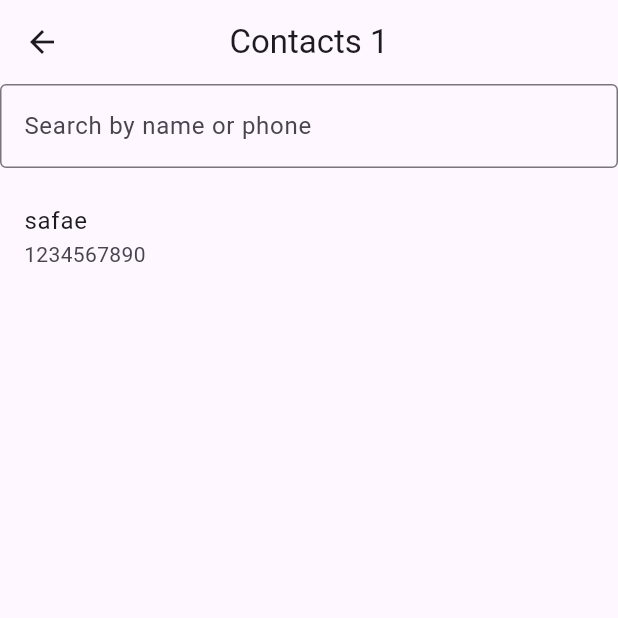
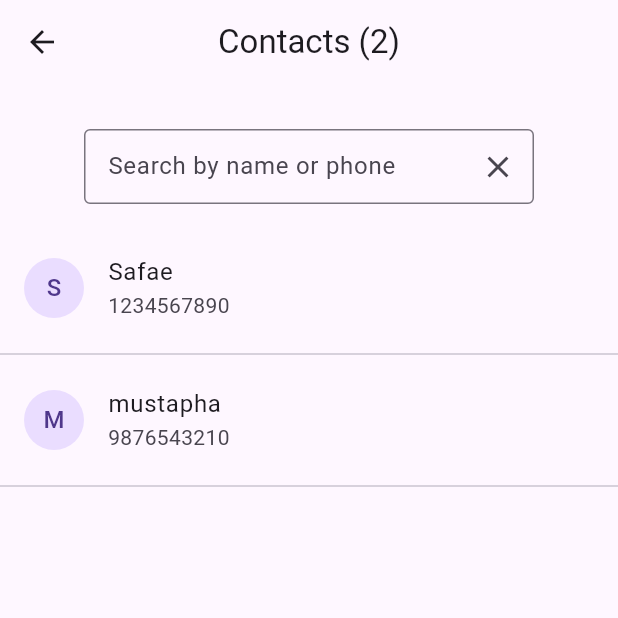
Before and after one commit to SafaeElouatyq/Flutter_miniProject, a Flutter app: the screen it shows after launch, in the side drawer, after a tap on "Contacts", on a phone screen of 412 x 824 dp, the top half of it. Run offline on Flutter 3.47's test engine with Material 3 defaults, Android fonts, the phone set to English and light mode, and no system bars.

Commit message:
some changes in contacts page(margin)

```diff
--- a/lib/main.dart
+++ b/lib/main.dart
@@ -16,6 +16,7 @@ class MyApp extends StatelessWidget {
   Widget build(BuildContext context) {
     return MaterialApp(
       home: Home(),
+
     );
   }
 }
--- a/lib/pages/contacts_page.dart
+++ b/lib/pages/contacts_page.dart
@@ -1,7 +1,5 @@
-
 import 'package:flutter/material.dart';
 import '../models/contact.dart';
-
 
 class ContactsPage extends StatefulWidget {
   const ContactsPage({super.key});
@@ -11,24 +9,26 @@ class ContactsPage extends StatefulWidget {
 }
 
 class _ContactsPageState extends State<ContactsPage> {
-  List<Contact> contacts=[
-    Contact(name:"safae",phone:"1234567890"),
+  List<Contact> contacts = [
+    Contact(name: "Safae", phone: "1234567890"),
+    Contact(name: "mustapha", phone: "9876543210"),
+
   ];
 
-  List<Contact> filteredContacts =[];
+  List<Contact> filteredContacts = [];
 
   final TextEditingController searchController = TextEditingController();
 
   @override
-  void initState(){
+  void initState() {
     super.initState();
     filteredContacts = contacts;
   }
 
-  void filterContacts(String query){
-    final filtered =contacts.where((contact){
+  void filterContacts(String query) {
+    final filtered = contacts.where((contact) {
       final nameLower = contact.name.toLowerCase();
-      final phoneLower= contact.phone.toLowerCase();
+      final phoneLower = contact.phone.toLowerCase();
       final queryLower = query.toLowerCase();
 
       return nameLower.contains(queryLower) || phoneLower.contains(queryLower);
@@ -37,44 +37,62 @@ class _ContactsPageState extends State<ContactsPage> {
     setState(() {
       filteredContacts = filtered;
     });
-
   }
-
-
 
   @override
   Widget build(BuildContext context) {
     return Scaffold(
       appBar: AppBar(
-        title: Text("Contacts ${contacts.length}"),
+        title: Text("Contacts (${contacts.length})"),
         centerTitle: true,
       ),
       body: Column(
         children: [
-          TextField(
-            controller:searchController,
+
+          Container(
+            width: 300,
+            height: 50,
+            margin: EdgeInsets.fromLTRB(10, 30, 10, 20), // left, top, right, bottom
+            child: TextField(
+              controller: searchController,
               decoration: InputDecoration(
                 labelText: "Search by name or phone",
                 border: OutlineInputBorder(),
+                suffixIcon: IconButton(
+                  icon: Icon(Icons.clear),
+                  onPressed: () {
+                    searchController.clear();
+                    filterContacts('');
+                  },
+                ),
               ),
               onChanged: filterContacts,
             ),
-          SizedBox(height: 10),
-          Expanded(child: ListView.builder(itemCount: filteredContacts.length,itemBuilder: (context,index){
+          ),
+
+
+          Expanded(
+            child: ListView.builder(
+              itemCount: filteredContacts.length,
+              itemBuilder: (context, index) {
                 final contact = filteredContacts[index];
-            return ListTile(
+                return Column(
+                  children: [
+                    ListTile(
+                      leading:CircleAvatar(
+                        child: Text(contact.name[0].toUpperCase()),
+                      ),
                       title: Text(contact.name),
                       subtitle: Text(contact.phone),
+                    ),
+                    Divider(),
+                  ],
                 );
-          },),)
+              },
+            ),
+          ),
         ],
       ),
-
     );
   }
-
-
-
-
-
 }
```
Lines whose indentation alone changed are shown as unchanged.
